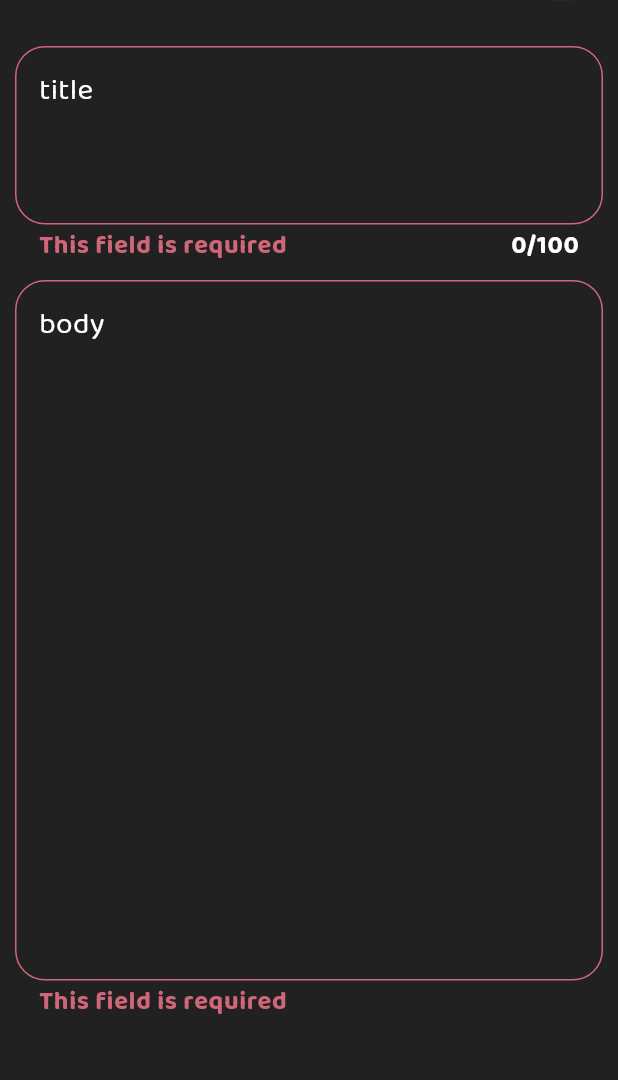
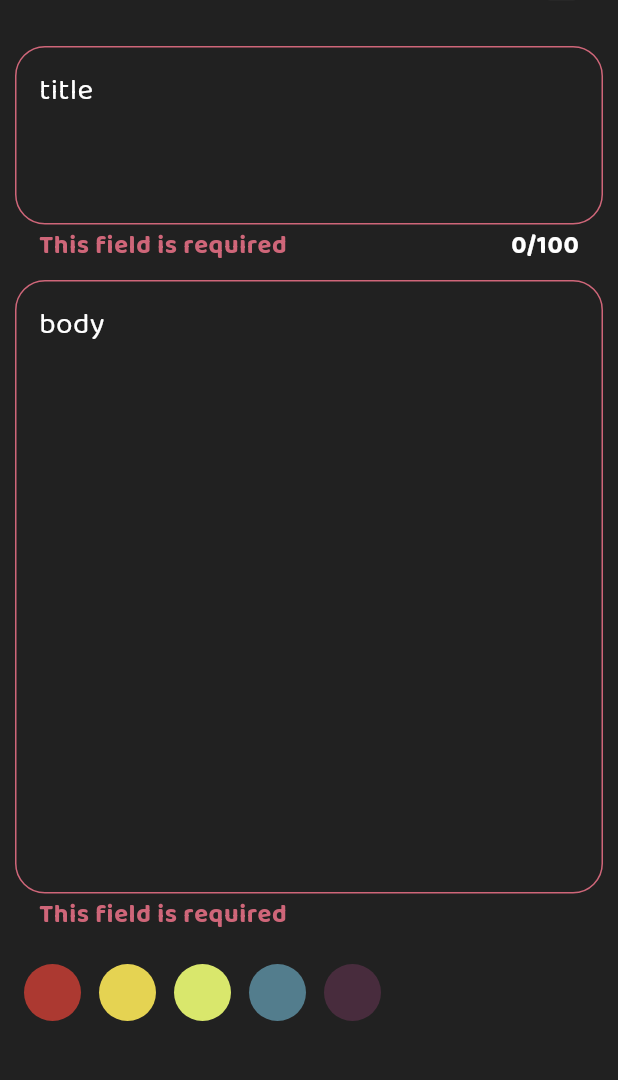
Before and after one commit to Zakarya-Jawish/dawwen, a Flutter app: the EditNoteView screen opened directly with empty values, after a tap on the "check" icon, on a phone screen of 412 x 824 dp, the part 83-1163 px from its top. Run offline on Flutter 3.47's test engine with Material 3 defaults, Android fonts, the light colour scheme and no system bars; our stand-ins replace bloc, flutter_bloc, hive, hive_flutter, lottie; accounts and stored records are empty.

Commit message:
add list color on edit view

```diff
--- a/lib/cubits/add_note_cubit/cubit/add_note_cubit.dart
+++ b/lib/cubits/add_note_cubit/cubit/add_note_cubit.dart
@@ -12,7 +12,7 @@ part 'add_note_state.dart';
 
 class AddNoteCubit extends Cubit<AddNoteState> {
   AddNoteCubit() : super(AddNoteInitialState());
-  Color? selectedColor = Colors.blue;
+  Color? selectedColor = kColors[0];
 
   addNote({
     required String title,
--- a/lib/views/edit_note_view.dart
+++ b/lib/views/edit_note_view.dart
@@ -5,6 +5,8 @@ import 'package:dawwen_app/widgets/custom_appbar.dart';
 import 'package:dawwen_app/widgets/custom_text_form_feild.dart';
 import 'package:flutter/material.dart';
 import 'package:flutter_bloc/flutter_bloc.dart';
+
+import '../widgets/edit_list_color.dart';
 
 class EditNoteView extends StatefulWidget {
   const EditNoteView({super.key});
@@ -61,8 +63,12 @@ class _EditNoteViewState extends State<EditNoteView> {
                 CustomTextFeild(
                   controller: bodyController,
                   hintText: 'body',
-                  maxLine: 15,
-                )
+                  maxLine: 13,
+                ),
+                const SizedBox(
+                  height: 20,
+                ),
+                EditListViewColor(note: note),
               ],
             ),
           ),
--- a/lib/widgets/color_item.dart
+++ b/lib/widgets/color_item.dart
@@ -1,11 +1,9 @@
-import 'package:dawwen_app/cubits/add_note_cubit/cubit/add_note_cubit.dart';
 import 'package:flutter/material.dart';
-import 'package:flutter_bloc/flutter_bloc.dart';
 
 class ColorItem extends StatelessWidget {
-  const ColorItem({super.key, this.color = Colors.blue});
+  const ColorItem({super.key, this.color = Colors.blue, required this.active});
   final Color color;
-
+  final bool active;
   @override
   Widget build(BuildContext context) {
     return Padding(
@@ -13,9 +11,7 @@ class ColorItem extends StatelessWidget {
       child: CircleAvatar(
         radius: 19,
         backgroundColor: color,
-        child: BlocProvider.of<AddNoteCubit>(context).selectedColor == color
-            ? const Icon(Icons.check, color: Colors.white)
-            : null,
+        child: active ? const Icon(Icons.check, color: Colors.white) : null,
       ),
     );
   }
--- /dev/null
+++ b/lib/widgets/edit_list_color.dart
@@ -0,0 +1,34 @@
+import 'package:dawwen_app/widgets/color_item.dart';
+import 'package:flutter/material.dart';
+
+import '../helper/constants.dart';
+import '../models/note_model.dart';
+
+class EditListViewColor extends StatefulWidget {
+  const EditListViewColor({super.key, required this.note});
+  final NoteModel note;
+  @override
+  State<EditListViewColor> createState() => _EditListViewColorState();
+}
+
+class _EditListViewColorState extends State<EditListViewColor> {
+  @override
+  Widget build(BuildContext context) {
+    return SizedBox(
+        height: 38,
+        child: ListView.builder(
+          itemBuilder: (context, index) => GestureDetector(
+            onTap: () {
+              widget.note.color = kColors[index].value;
+              setState(() {});
+            },
+            child: ColorItem(
+              color: kColors[index],
+              active: widget.note.color == kColors[index].value,
+            ),
+          ),
+          itemCount: kColors.length,
+          scrollDirection: Axis.horizontal,
+        ));
+  }
+}
--- a/lib/widgets/list_view_color.dart
+++ b/lib/widgets/list_view_color.dart
@@ -26,6 +26,8 @@ class _ListViewColorState extends State<ListViewColor> {
             },
             child: ColorItem(
               color: kColors[index],
+              active: BlocProvider.of<AddNoteCubit>(context).selectedColor ==
+                  kColors[index],
             ),
           ),
           itemCount: kColors.length,
```
Also changed, not shown: lib/cubits/delete_note_cubit/cubit/delete_note_cubit.dart (deleted, +0 -8 lines), lib/cubits/delete_note_cubit/cubit/delete_note_state.dart (deleted, +0 -15 lines), lib/cubits/edit_note_cubit/cubit/edit_note_cubit.dart (deleted, +0 -8 lines), lib/cubits/edit_note_cubit/cubit/edit_note_state.dart (deleted, +0 -15 lines).
